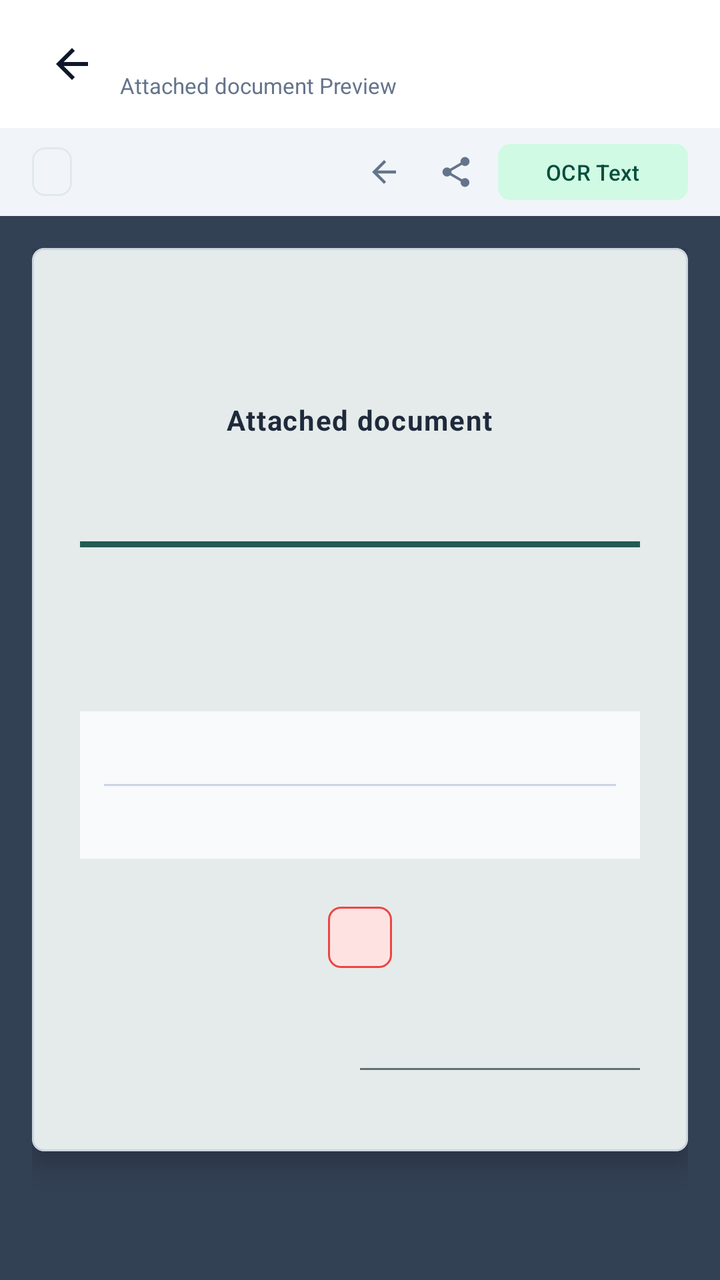
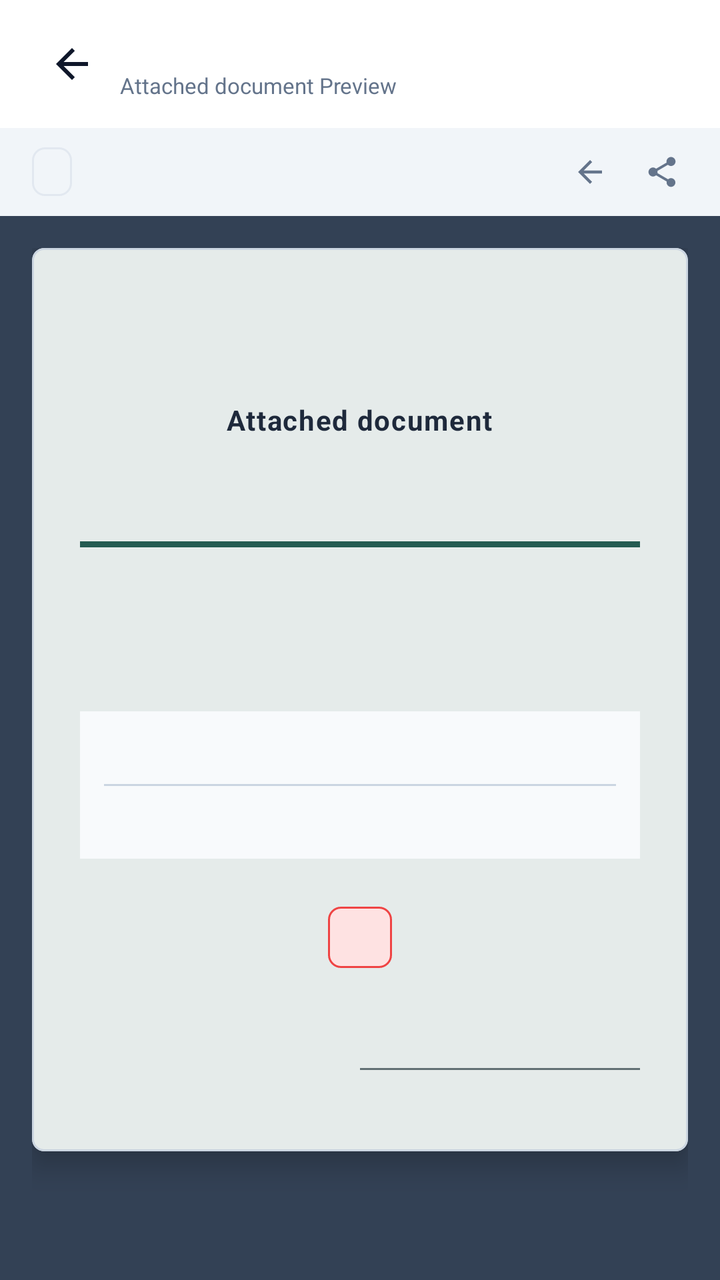

The first picture is an Android layout as it rendered before a commit; the second is the same layout after the commit. The layout source and the unified diff follow.
<!-- AndroidManifest.xml: application theme Theme.Notify -->
<!-- res/layout/activity_document_preview.xml -->
<?xml version="1.0" encoding="utf-8"?>
<androidx.coordinatorlayout.widget.CoordinatorLayout xmlns:android="http://schemas.android.com/apk/res/android"
    xmlns:app="http://schemas.android.com/apk/res-auto"
    android:layout_width="match_parent"
    android:layout_height="match_parent"
    android:background="#334155">

    
    <com.google.android.material.appbar.AppBarLayout
        android:layout_width="match_parent"
        android:layout_height="wrap_content"
        android:background="@color/surface"
        app:elevation="4dp">

        <androidx.appcompat.widget.Toolbar
            android:id="@+id/toolbarDocPreview"
            android:layout_width="match_parent"
            android:layout_height="?attr/actionBarSize"
            android:paddingHorizontal="8dp">

            <ImageButton
                android:id="@+id/btnBackDoc"
                android:layout_width="40dp"
                android:layout_height="40dp"
                android:background="?attr/selectableItemBackgroundBorderless"
                android:contentDescription="Back"
                android:src="@drawable/ic_arrow_back"
                app:tint="@color/on_surface" />

            <LinearLayout
                android:layout_width="wrap_content"
                android:layout_height="wrap_content"
                android:layout_marginStart="12dp"
                android:orientation="vertical">

                <TextView
                    android:id="@+id/tvDocPreviewTitle"
                    android:layout_width="wrap_content"
                    android:layout_height="wrap_content"
                    android:ellipsize="end"
                    android:maxLines="1"
                    android:text=""
                    android:textColor="@color/on_surface"
                    android:textSize="16sp"
                    android:textStyle="bold" />

                <TextView
                    android:id="@+id/tvDocPreviewSubtitle"
                    android:layout_width="wrap_content"
                    android:layout_height="wrap_content"
                    android:text="Attached document Preview"
                    android:textColor="@color/on_surface_variant"
                    android:textSize="11sp" />
            </LinearLayout>

            <View
                android:layout_width="0dp"
                android:layout_height="1dp"
                android:layout_weight="1" />

            <ImageButton
                android:id="@+id/btnOpenExternalTop"
                android:layout_width="40dp"
                android:layout_height="40dp"
                android:layout_gravity="end"
                android:background="?attr/selectableItemBackgroundBorderless"
                android:contentDescription="Open in External App"
                android:src="@drawable/ic_share"
                android:visibility="gone"
                app:tint="@color/on_surface" />

        </androidx.appcompat.widget.Toolbar>

        
        <LinearLayout
            android:layout_width="match_parent"
            android:layout_height="44dp"
            android:background="@color/surface_variant"
            android:gravity="center_vertical"
            android:orientation="horizontal"
            android:paddingHorizontal="16dp">

            <TextView
                android:id="@+id/tvPageIndicator"
                android:layout_width="wrap_content"
                android:layout_height="wrap_content"
                android:background="@drawable/bg_attachment_pill"
                android:paddingHorizontal="10dp"
                android:paddingVertical="4dp"
                android:text=""
                android:textColor="@color/primary"
                android:textSize="12sp"
                android:textStyle="bold" />

            <View
                android:layout_width="0dp"
                android:layout_height="1dp"
                android:layout_weight="1" />

            <com.google.android.material.button.MaterialButton
                android:id="@+id/btnPrevPage"
                style="@style/Widget.Material3.Button.IconButton"
                android:layout_width="36dp"
                android:layout_height="36dp"
                android:contentDescription="Previous Page"
                app:icon="@drawable/ic_arrow_back"
                app:iconSize="18dp"
                app:iconTint="@color/on_surface_variant" />

            <com.google.android.material.button.MaterialButton
                android:id="@+id/btnNextPage"
                style="@style/Widget.Material3.Button.IconButton"
                android:layout_width="36dp"
                android:layout_height="36dp"
                android:contentDescription="Next Page"
                app:icon="@drawable/ic_share"
                app:iconSize="18dp"
                app:iconTint="@color/on_surface_variant" />

            <com.google.android.material.button.MaterialButton
                android:id="@+id/btnToggleOcr"
                style="@style/Widget.Material3.Button.TonalButton"
                android:layout_width="wrap_content"
                android:layout_height="36dp"
                android:layout_marginStart="8dp"
                android:text="OCR Text"
                android:textSize="11sp"
                app:cornerRadius="6dp" />
        </LinearLayout>
    </com.google.android.material.appbar.AppBarLayout>

    
    <androidx.recyclerview.widget.RecyclerView
        android:id="@+id/rvPdfPages"
        android:layout_width="match_parent"
        android:layout_height="match_parent"
        android:clipToPadding="false"
        android:paddingHorizontal="16dp"
        android:paddingTop="16dp"
        android:paddingBottom="32dp"
        android:visibility="gone"
        app:layout_behavior="@string/appbar_scrolling_view_behavior" />

    
    <androidx.core.widget.NestedScrollView
        android:id="@+id/layoutOcrTextContainer"
        android:layout_width="match_parent"
        android:layout_height="match_parent"
        android:clipToPadding="false"
        android:padding="16dp"
        android:visibility="gone"
        app:layout_behavior="@string/appbar_scrolling_view_behavior">

        <com.google.android.material.card.MaterialCardView
            android:layout_width="match_parent"
            android:layout_height="wrap_content"
            app:cardCornerRadius="8dp"
            app:cardElevation="2dp"
            app:cardBackgroundColor="#FFFFFF"
            app:strokeColor="#CBD5E1"
            app:strokeWidth="1dp">

            <LinearLayout
                android:layout_width="match_parent"
                android:layout_height="wrap_content"
                android:orientation="vertical"
                android:padding="16dp">

                <TextView
                    android:layout_width="wrap_content"
                    android:layout_height="wrap_content"
                    android:text="Recognized Text (OCR)"
                    android:textStyle="bold"
                    android:textColor="#0F172A"
                    android:textSize="14sp"
                    android:layout_marginBottom="8dp" />

                <TextView
                    android:id="@+id/tvOcrContent"
                    android:layout_width="match_parent"
                    android:layout_height="wrap_content"
                    android:textColor="#334155"
                    android:textSize="13sp"
                    android:lineSpacingExtra="4dp"
                    android:textIsSelectable="true"
                    android:text="Extracting OCR text from document..." />
            </LinearLayout>
        </com.google.android.material.card.MaterialCardView>
    </androidx.core.widget.NestedScrollView>

    
    <ProgressBar
        android:id="@+id/pbLoadingPdf"
        android:layout_width="44dp"
        android:layout_height="44dp"
        android:layout_gravity="center"
        android:indeterminate="true"
        android:visibility="gone" />

    
    <androidx.core.widget.NestedScrollView
        android:id="@+id/nestedScrollFallback"
        android:layout_width="match_parent"
        android:layout_height="match_parent"
        android:clipToPadding="false"
        android:padding="16dp"
        android:visibility="visible"
        app:layout_behavior="@string/appbar_scrolling_view_behavior">

        <LinearLayout
            android:layout_width="match_parent"
            android:layout_height="wrap_content"
            android:orientation="vertical">

            
            <com.google.android.material.card.MaterialCardView
                android:id="@+id/layoutOfficeDocContainer"
                android:layout_width="match_parent"
                android:layout_height="wrap_content"
                android:layout_marginBottom="24dp"
                app:cardBackgroundColor="#FFFFFF"
                app:cardCornerRadius="6dp"
                app:cardElevation="6dp"
                app:strokeColor="#CBD5E1"
                app:strokeWidth="1dp"
                android:visibility="gone">

                <LinearLayout
                    android:layout_width="match_parent"
                    android:layout_height="wrap_content"
                    android:gravity="center_horizontal"
                    android:orientation="vertical"
                    android:padding="24dp">

                    <ImageView
                        android:layout_width="56dp"
                        android:layout_height="56dp"
                        android:layout_marginBottom="12dp"
                        android:src="@drawable/ic_attach_file"
                        app:tint="@color/primary" />

                    <TextView
                        android:id="@+id/tvOfficeDocName"
                        android:layout_width="wrap_content"
                        android:layout_height="wrap_content"
                        android:gravity="center"
                        android:text=""
                        android:textColor="#0F172A"
                        android:textSize="16sp"
                        android:textStyle="bold" />

                    <TextView
                        android:id="@+id/tvOfficeDocMeta"
                        android:layout_width="wrap_content"
                        android:layout_height="wrap_content"
                        android:layout_marginTop="4dp"
                        android:text=""
                        android:textColor="#64748B"
                        android:textSize="12sp" />

                    <com.google.android.material.button.MaterialButton
                        android:id="@+id/btnOpenOfficeApp"
                        android:layout_width="match_parent"
                        android:layout_height="50dp"
                        android:layout_marginTop="20dp"
                        android:text="Open in Word / Docs App"
                        app:cornerRadius="6dp"
                        app:icon="@drawable/ic_share" />
                </LinearLayout>
            </com.google.android.material.card.MaterialCardView>

            
            <com.google.android.material.card.MaterialCardView
                android:id="@+id/cardDocumentPaper"
                android:layout_width="match_parent"
                android:layout_height="wrap_content"
                android:layout_gravity="center_horizontal"
                android:layout_marginBottom="32dp"
                app:cardBackgroundColor="#FFFFFF"
                app:cardCornerRadius="6dp"
                app:cardElevation="8dp"
                app:strokeColor="#CBD5E1"
                app:strokeWidth="1dp">

            <LinearLayout
                android:layout_width="match_parent"
                android:layout_height="wrap_content"
                android:orientation="vertical"
                android:padding="24dp">

                
                <LinearLayout
                    android:layout_width="match_parent"
                    android:layout_height="wrap_content"
                    android:gravity="center_horizontal"
                    android:orientation="vertical">

                    <TextView
                        android:layout_width="wrap_content"
                        android:layout_height="wrap_content"
                        android:text=""
                        android:textSize="36sp" />

                    <TextView
                        android:layout_width="wrap_content"
                        android:layout_height="wrap_content"
                        android:layout_marginTop="4dp"
                        android:gravity="center"
                        android:letterSpacing="0.04"
                        android:text="Attached document"
                        android:textColor="#1E293B"
                        android:textSize="14sp"
                        android:textStyle="bold" />

                    <TextView
                        android:layout_width="wrap_content"
                        android:layout_height="wrap_content"
                        android:gravity="center"
                        android:text=""
                        android:textColor="#64748B"
                        android:textSize="11sp"
                        android:textStyle="bold" />

                    <TextView
                        android:id="@+id/tvDocRef"
                        android:layout_width="wrap_content"
                        android:layout_height="wrap_content"
                        android:layout_marginTop="6dp"
                        android:text=""
                        android:textColor="#475569"
                        android:textSize="11sp" />
                </LinearLayout>

                
                <View
                    android:layout_width="match_parent"
                    android:layout_height="3dp"
                    android:layout_marginVertical="16dp"
                    android:background="#245B52" />

                
                <TextView
                    android:id="@+id/tvDocHeadline"
                    android:layout_width="match_parent"
                    android:layout_height="wrap_content"
                    android:gravity="center"
                    android:text=""
                    android:textColor="#0F172A"
                    android:textSize="15sp"
                    android:textStyle="bold" />

                
                <TextView
                    android:id="@+id/tvDocNoticeContent"
                    android:layout_width="match_parent"
                    android:layout_height="wrap_content"
                    android:layout_marginTop="12dp"
                    android:lineSpacingMultiplier="1.4"
                    android:text=""
                    android:textColor="#334155"
                    android:textSize="13sp" />

                
                <LinearLayout
                    android:id="@+id/layoutDocTable"
                    android:layout_width="match_parent"
                    android:layout_height="wrap_content"
                    android:layout_marginTop="16dp"
                    android:background="#F8FAFC"
                    android:orientation="vertical"
                    android:padding="12dp">

                    <TextView
                        android:id="@+id/tvTableTitle"
                        android:layout_width="wrap_content"
                        android:layout_height="wrap_content"
                        android:text=""
                        android:textColor="#1E293B"
                        android:textSize="12sp"
                        android:textStyle="bold" />

                    <View
                        android:layout_width="match_parent"
                        android:layout_height="1dp"
                        android:layout_marginVertical="8dp"
                        android:background="#CBD5E1" />

                    <TextView
                        android:id="@+id/tvTableDetails"
                        android:layout_width="match_parent"
                        android:layout_height="wrap_content"
                        android:lineSpacingMultiplier="1.3"
                        android:text=""
                        android:textColor="#334155"
                        android:textSize="12sp" />
                </LinearLayout>

                
                <LinearLayout
                    android:layout_width="wrap_content"
                    android:layout_height="wrap_content"
                    android:layout_gravity="center_horizontal"
                    android:layout_marginTop="24dp"
                    android:background="@drawable/bg_urgent_badge"
                    android:gravity="center"
                    android:paddingHorizontal="16dp"
                    android:paddingVertical="8dp">

                    <TextView
                        android:layout_width="wrap_content"
                        android:layout_height="wrap_content"
                        android:text=""
                        android:textColor="@color/badge_urgent"
                        android:textSize="11sp"
                        android:textStyle="bold" />
                </LinearLayout>

                
                <LinearLayout
                    android:layout_width="wrap_content"
                    android:layout_height="wrap_content"
                    android:layout_gravity="end"
                    android:layout_marginTop="28dp"
                    android:gravity="center"
                    android:orientation="vertical">

                    <TextView
                        android:id="@+id/tvDocSignee"
                        android:layout_width="wrap_content"
                        android:layout_height="wrap_content"
                        android:text=""
                        android:textColor="#1E40AF"
                        android:textSize="14sp"
                        android:textStyle="italic|bold" />

                    <View
                        android:layout_width="140dp"
                        android:layout_height="1dp"
                        android:layout_marginVertical="3dp"
                        android:background="#617074" />

                    <TextView
                        android:id="@+id/tvDocDesignation"
                        android:layout_width="wrap_content"
                        android:layout_height="wrap_content"
                        android:text=""
                        android:textColor="#64748B"
                        android:textSize="10sp" />
                </LinearLayout>

            </LinearLayout>
        </com.google.android.material.card.MaterialCardView>
        </LinearLayout>
    </androidx.core.widget.NestedScrollView>

</androidx.coordinatorlayout.widget.CoordinatorLayout>
<!-- resources referenced by this layout -->
<resources>
  <color name="badge_urgent">#EF4444</color>
  <color name="on_surface">#0F172A</color>
  <color name="on_surface_variant">#64748B</color>
  <color name="primary">#245B52</color>
  <color name="surface">#FFFFFF</color>
  <color name="surface_variant">#F1F5F9</color>
  <!-- drawable bg_attachment_pill (drawable) -->
  <?xml version="1.0" encoding="utf-8"?>
  <shape xmlns:android="http://schemas.android.com/apk/res/android"
      android:shape="rectangle">
      <solid android:color="@color/surface_variant" />
      <stroke android:width="1dp" android:color="@color/outline_variant" />
      <corners android:radius="6dp" />
      <padding android:left="10dp" android:top="6dp" android:right="10dp" android:bottom="6dp" />
  </shape>
  <!-- drawable bg_urgent_badge (drawable) -->
  <?xml version="1.0" encoding="utf-8"?>
  <shape xmlns:android="http://schemas.android.com/apk/res/android"
      android:shape="rectangle">
      <solid android:color="@color/badge_urgent_bg" />
      <stroke android:width="1dp" android:color="@color/badge_urgent" />
      <corners android:radius="6dp" />
      <padding android:left="8dp" android:top="3dp" android:right="8dp" android:bottom="3dp" />
  </shape>
  <!-- drawable ic_arrow_back (drawable) -->
  <vector xmlns:android="http://schemas.android.com/apk/res/android"
      android:width="24dp"
      android:height="24dp"
      android:viewportWidth="24"
      android:viewportHeight="24">
    <path
        android:fillColor="#FFFFFFFF"
        android:pathData="M20,11H7.83l5.59,-5.59L12,4l-8,8 8,8 1.41,-1.41L7.83,13H20v-2z"/>
  </vector>
  <!-- drawable ic_attach_file (drawable) -->
  <vector xmlns:android="http://schemas.android.com/apk/res/android"
      android:width="24dp"
      android:height="24dp"
      android:viewportWidth="24"
      android:viewportHeight="24">
    <path
        android:fillColor="#FF4F46E5"
        android:pathData="M16.5,6v11.5c0,2.21 -1.79,4 -4,4s-4,-1.79 -4,-4V5c0,-1.38 1.12,-2.5 2.5,-2.5s2.5,1.12 2.5,2.5v10.5c0,0.55 -0.45,1 -1,1s-1,-0.45 -1,-1V6H10v9.5c0,1.38 1.12,2.5 2.5,2.5s2.5,-1.12 2.5,-2.5V5c0,-2.21 -1.79,-4 -4,-4S7,2.79 7,5v12.5c0,3.04 2.46,5.5 5.5,5.5s5.5,-2.46 5.5,-5.5V6h-1.5z"/>
  </vector>
  <!-- drawable ic_share (drawable) -->
  <vector xmlns:android="http://schemas.android.com/apk/res/android"
      android:width="24dp"
      android:height="24dp"
      android:viewportWidth="24"
      android:viewportHeight="24">
    <path
        android:fillColor="#FF475569"
        android:pathData="M18,16.08c-0.76,0 -1.44,0.3 -1.96,0.77L8.91,12.7c0.05,-0.23 0.09,-0.46 0.09,-0.7s-0.04,-0.47 -0.09,-0.7l7.05,-4.11c0.54,0.5 1.25,0.81 2.04,0.81 1.66,0 3,-1.34 3,-3s-1.34,-3 -3,-3 -3,1.34 -3,3c0,0.24 0.04,0.47 0.09,0.7L8.04,9.81C7.5,9.31 6.79,9 6,9c-1.66,0 -3,1.34 -3,3s1.34,3 3,3c0.79,0 1.5,-0.31 2.04,-0.81l7.12,4.16c-0.05,0.21 -0.08,0.43 -0.08,0.65 0,1.61 1.31,2.92 2.92,2.92 1.61,0 2.92,-1.31 2.92,-2.92s-1.31,-2.92 -2.92,-2.92z"/>
  </vector>
  <style name="Theme.Notify" parent="Base.Theme.Notify" />
  <color name="outline_variant">#E2E8F0</color>
  <color name="badge_urgent_bg">#FEE2E2</color>
  <style name="ShapeAppearance.Notify" parent="ShapeAppearance.Material3.Corner.Small"><item name="cornerSize">6dp</item></style>
  <style name="Widget.Notify.Button" parent="Widget.Material3.Button"><item name="cornerRadius">6dp</item></style>
  <style name="Widget.Notify.ExtendedButton" parent="Widget.Material3.ExtendedFloatingActionButton.Primary"><item name="shapeAppearance">@style/ShapeAppearance.Notify</item><item name="elevation">0dp</item></style>
  <color name="primary_dark">#19473F</color>
  <color name="on_primary">#FFFFFF</color>
  <color name="primary_container">#DAE9E2</color>
  <color name="on_primary_container">#173B45</color>
  <color name="secondary">#10B981</color>
  <color name="secondary_container">#D1FAE5</color>
  <color name="on_secondary">#FFFFFF</color>
  <color name="on_secondary_container">#064E3B</color>
  <color name="background">#F8FAFC</color>
  <color name="outline">#CBD5E1</color>
  <!-- unchanged entries left out for length: 1 -->
</resources>

<!-- the commit's change to res/layout/activity_document_preview.xml (unified diff, before → after) -->
@@ -117,15 +117,6 @@
                 app:iconSize="18dp"
                 app:iconTint="@color/on_surface_variant" />
 
-            <com.google.android.material.button.MaterialButton
-                android:id="@+id/btnToggleOcr"
-                style="@style/Widget.Material3.Button.TonalButton"
-                android:layout_width="wrap_content"
-                android:layout_height="36dp"
-                android:layout_marginStart="8dp"
-                android:text="OCR Text"
-                android:textSize="11sp"
-                app:cornerRadius="6dp" />
         </LinearLayout>
     </com.google.android.material.appbar.AppBarLayout>
 
@@ -140,53 +131,6 @@
         android:paddingBottom="32dp"
         android:visibility="gone"
         app:layout_behavior="@string/appbar_scrolling_view_behavior" />
-
-    
-    <androidx.core.widget.NestedScrollView
-        android:id="@+id/layoutOcrTextContainer"
-        android:layout_width="match_parent"
-        android:layout_height="match_parent"
-        android:clipToPadding="false"
-        android:padding="16dp"
-        android:visibility="gone"
-        app:layout_behavior="@string/appbar_scrolling_view_behavior">
-
-        <com.google.android.material.card.MaterialCardView
-            android:layout_width="match_parent"
-            android:layout_height="wrap_content"
-            app:cardCornerRadius="8dp"
-            app:cardElevation="2dp"
-            app:cardBackgroundColor="#FFFFFF"
-            app:strokeColor="#CBD5E1"
-            app:strokeWidth="1dp">
-
-            <LinearLayout
-                android:layout_width="match_parent"
-                android:layout_height="wrap_content"
-                android:orientation="vertical"
-                android:padding="16dp">
-
-                <TextView
-                    android:layout_width="wrap_content"
-                    android:layout_height="wrap_content"
-                    android:text="Recognized Text (OCR)"
-                    android:textStyle="bold"
-                    android:textColor="#0F172A"
-                    android:textSize="14sp"
-                    android:layout_marginBottom="8dp" />
-
-                <TextView
-                    android:id="@+id/tvOcrContent"
-                    android:layout_width="match_parent"
-                    android:layout_height="wrap_content"
-                    android:textColor="#334155"
-                    android:textSize="13sp"
-                    android:lineSpacingExtra="4dp"
-                    android:textIsSelectable="true"
-                    android:text="Extracting OCR text from document..." />
-            </LinearLayout>
-        </com.google.android.material.card.MaterialCardView>
-    </androidx.core.widget.NestedScrollView>
 
     
     <ProgressBar
